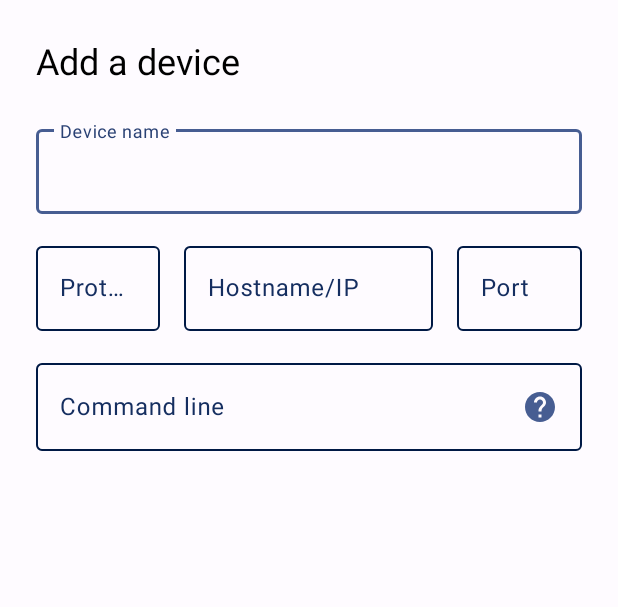
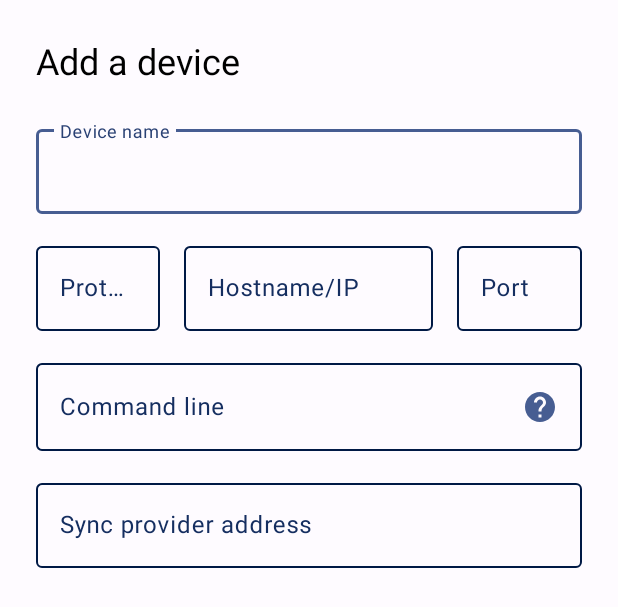
Before and after one commit to AndraxDev/rgb-controller, an Android app: the layout fragment_device_info.xml on its own in the app's theme, with its tools: preview values and no code run, on a phone screen of 412 x 824 dp. Shown: the top 607 px of the screen. Run offline under Robolectric (Android 15) with nearby library versions, the phone set to English and light mode, and no system bars.

Commit message:
Now you can sync settings between multiple devices

```diff
--- a/app/src/main/java/org/teslasoft/core/api/network/RequestNetworkController.java
+++ b/app/src/main/java/org/teslasoft/core/api/network/RequestNetworkController.java
@@ -7,6 +7,7 @@ import androidx.annotation.NonNull;
 import com.google.gson.Gson;
 
 import java.io.IOException;
+import java.nio.charset.StandardCharsets;
 import java.util.HashMap;
 import java.util.Objects;
 import java.util.concurrent.TimeUnit;
@@ -135,7 +136,9 @@ public class RequestNetworkController {
                     reqBuilder.url(url).headers(headerBuilder.build()).method(method, reqBody);
                 }
             } else {
-                RequestBody reqBody = RequestBody.create(okhttp3.MediaType.parse("application/json"), new Gson().toJson(requestNetwork.getParams()));
+                // RequestBody reqBody = RequestBody.create(okhttp3.MediaType.parse("application/json"), new Gson().toJson(requestNetwork.getParams()));
+
+                RequestBody reqBody = RequestBody.create((new Gson().toJson(requestNetwork.getParams())).getBytes(StandardCharsets.UTF_8));
 
                 if (method.equals(GET)) {
                     reqBuilder.url(url).headers(headerBuilder.build()).get();
--- a/app/src/main/res/layout/fragment_device_info.xml
+++ b/app/src/main/res/layout/fragment_device_info.xml
@@ -48,8 +48,8 @@
                 android:id="@+id/field_name"
                 android:layout_width="match_parent"
                 android:layout_height="wrap_content"
+                android:inputType="text"
                 android:backgroundTint="@color/button"
-                android:inputType="text"
                 android:textColor="@color/accent_900"
                 android:textColorHighlight="@color/accent_100"
                 android:textColorHint="@color/accent_500"
@@ -189,4 +189,43 @@
         </com.google.android.material.textfield.TextInputLayout>
     </LinearLayout>
 
+    <LinearLayout
+        android:id="@+id/getter"
+        android:layout_width="0dp"
+        android:layout_height="wrap_content"
+        android:layout_marginStart="24dp"
+        android:layout_marginTop="16dp"
+        android:layout_marginEnd="24dp"
+        android:baselineAligned="false"
+        android:orientation="horizontal"
+        android:weightSum="1"
+        app:layout_constraintEnd_toEndOf="parent"
+        app:layout_constraintStart_toStartOf="parent"
+        app:layout_constraintTop_toBottomOf="@+id/settings_fields_group">
+
+        <com.google.android.material.textfield.TextInputLayout
+            android:layout_width="0dp"
+            android:layout_height="wrap_content"
+            android:layout_weight="1"
+            android:ems="10"
+            android:hint="Sync provider address"
+            android:textColor="@color/accent_900"
+            android:textColorHint="@color/accent_500"
+            app:boxStrokeColor="@color/button"
+            app:boxStrokeErrorColor="@color/error">
+
+            <com.google.android.material.textfield.TextInputEditText
+                android:id="@+id/field_getter"
+                android:layout_width="match_parent"
+                android:layout_height="wrap_content"
+                android:backgroundTint="@color/button"
+                android:inputType="text"
+                android:textColor="@color/accent_900"
+                android:textColorHighlight="@color/accent_100"
+                android:textColorHint="@color/accent_500"
+                app:backgroundTint="@color/button" />
+
+        </com.google.android.material.textfield.TextInputLayout>
+    </LinearLayout>
+
 </androidx.constraintlayout.widget.ConstraintLayout>
--- a/build.gradle
+++ b/build.gradle
@@ -1,7 +1,7 @@
 // Top-level build file where you can add configuration options common to all sub-projects/modules.
 plugins {
-    id 'com.android.application' version '7.3.0' apply false
-    id 'com.android.library' version '7.3.0' apply false
+    id 'com.android.application' version '7.3.1' apply false
+    id 'com.android.library' version '7.3.1' apply false
 }
 
 task clean(type: Delete) {
```
Also changed, not shown: app/build.gradle (+6 -6 lines), app/src/main/java/com/teslasoft/iot/rgbcontroller/Color.java (added, +32 -0 lines), app/src/main/java/com/teslasoft/iot/rgbcontroller/ColorPickerFragment.java (+56 -2 lines), app/src/main/java/com/teslasoft/iot/rgbcontroller/DeviceFragment.java (+23 -11 lines), app/src/main/java/com/teslasoft/iot/rgbcontroller/MainActivity.java (+18 -16 lines). Lines whose indentation alone changed are shown as unchanged.
